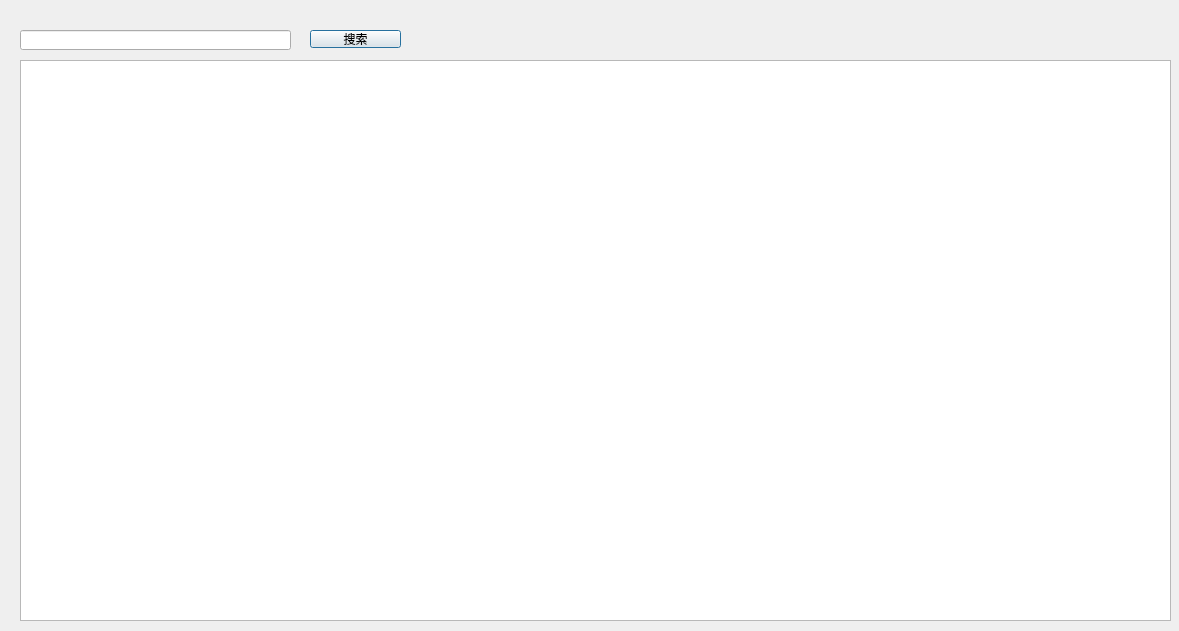
Qt form commandlsit.ui (droplazy/Mvision_server) before a commit.
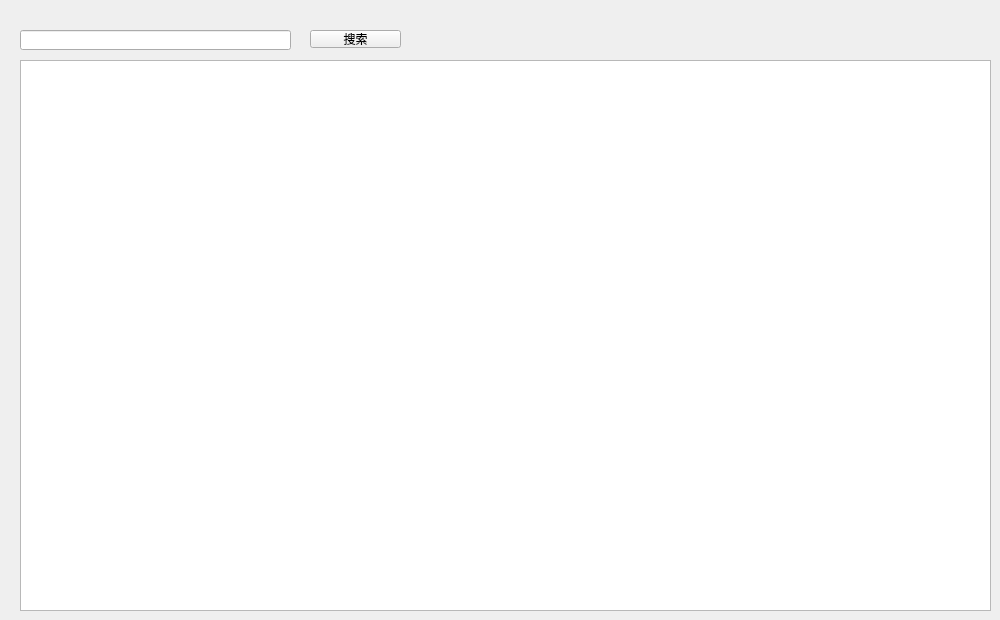
The same form after that commit.

```diff
--- a/commandlsit.ui
+++ b/commandlsit.ui
@@ -1,13 +1,13 @@
 <?xml version="1.0" encoding="UTF-8"?>
 <ui version="4.0">
  <class>commandlsit</class>
- <widget class="QDialog" name="commandlsit">
+ <widget class="QWidget" name="commandlsit">
   <property name="geometry">
    <rect>
     <x>0</x>
     <y>0</y>
-    <width>1179</width>
-    <height>631</height>
+    <width>1000</width>
+    <height>620</height>
    </rect>
   </property>
   <property name="windowTitle">
@@ -18,14 +18,14 @@
     <rect>
      <x>20</x>
      <y>60</y>
-     <width>1151</width>
-     <height>561</height>
+     <width>971</width>
+     <height>551</height>
     </rect>
    </property>
    <property name="minimumSize">
     <size>
-     <width>1151</width>
-     <height>561</height>
+     <width>770</width>
+     <height>490</height>
     </size>
    </property>
    <property name="maximumSize">
```
